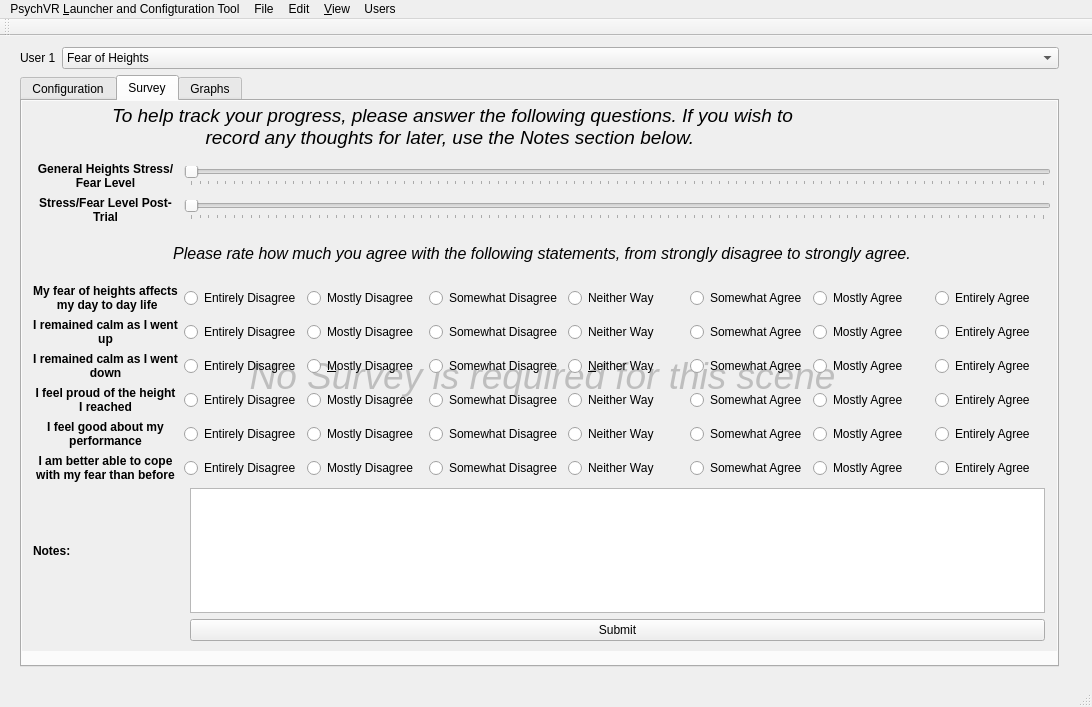
Before: the Qt Designer form Qt/PsychVRLauncher/mainwindow.ui in emomper23/PsychVR, drawn with Qt 5.
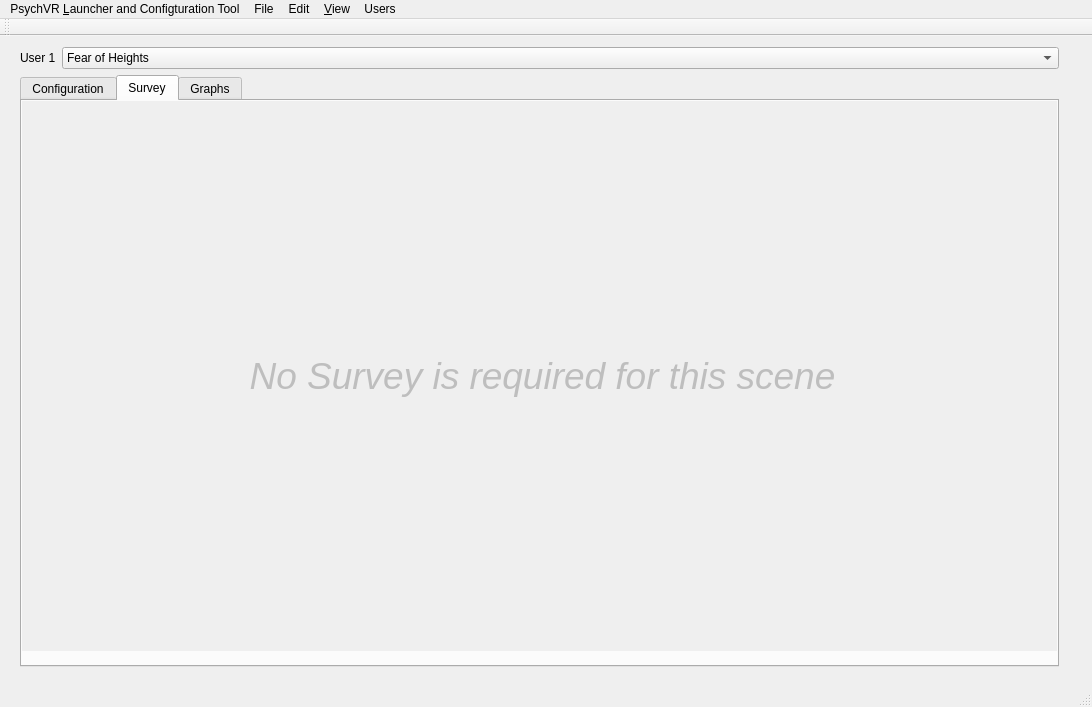
After: the same form once the commit is applied. The open tabs and pages were chosen to show the change. Custom widgets are drawn as their Qt base class.

Commit message: index error

Diff of the .ui file:
```diff
--- a/Qt/PsychVRLauncher/mainwindow.ui
+++ b/Qt/PsychVRLauncher/mainwindow.ui
@@ -78,7 +78,7 @@
         </sizepolicy>
        </property>
        <property name="currentIndex">
-        <number>2</number>
+        <number>1</number>
        </property>
        <widget class="QWidget" name="tab">
         <property name="sizePolicy">
@@ -660,10 +660,94 @@
           </rect>
          </property>
          <layout class="QGridLayout" name="gridLayout_3">
-          <item row="11" column="2">
-           <widget class="QPushButton" name="submit_button">
+          <item row="10" column="0">
+           <widget class="QLabel" name="genLabel">
+            <property name="font">
+             <font>
+              <weight>75</weight>
+              <bold>true</bold>
+             </font>
+            </property>
             <property name="text">
-             <string>Submit</string>
+             <string>General Heights Stress/Fear Level</string>
+            </property>
+            <property name="alignment">
+             <set>Qt::AlignCenter</set>
+            </property>
+            <property name="wordWrap">
+             <bool>true</bool>
+            </property>
+           </widget>
+          </item>
+          <item row="11" column="0">
+           <widget class="QLabel" name="label_19">
+            <property name="font">
+             <font>
+              <weight>75</weight>
+              <bold>true</bold>
+             </font>
+            </property>
+            <property name="text">
+             <string>Stress/Fear Level Post- Trial</string>
+            </property>
+            <property name="alignment">
+             <set>Qt::AlignCenter</set>
+            </property>
+            <property name="wordWrap">
+             <bool>true</bool>
+            </property>
+           </widget>
+          </item>
+          <item row="10" column="1" colspan="2">
+           <widget class="QSlider" name="stress_slider">
+            <property name="maximum">
+             <number>100</number>
+            </property>
+            <property name="tracking">
+             <bool>false</bool>
+            </property>
+            <property name="orientation">
+             <enum>Qt::Horizontal</enum>
+            </property>
+            <property name="invertedAppearance">
+             <bool>false</bool>
+            </property>
+            <property name="invertedControls">
+             <bool>false</bool>
+            </property>
+            <property name="tickPosition">
+             <enum>QSlider::TicksBelow</enum>
+            </property>
+            <property name="tickInterval">
+             <number>1</number>
+            </property>
+           </widget>
+          </item>
+          <item row="12" column="2">
+           <widget class="QTextEdit" name="textEdit">
+            <property name="maximumSize">
+             <size>
+              <width>16777215</width>
+              <height>125</height>
+             </size>
+            </property>
+           </widget>
+          </item>
+          <item row="13" column="0">
+           <widget class="QLabel" name="errorLabel">
+            <property name="font">
+             <font>
+              <pointsize>10</pointsize>
+              <weight>75</weight>
+              <italic>true</italic>
+              <bold>true</bold>
+             </font>
+            </property>
+            <property name="text">
+             <string/>
+            </property>
+            <property name="wordWrap">
+             <bool>true</bool>
             </property>
            </widget>
           </item>
@@ -1023,6 +1107,25 @@
             </property>
            </widget>
           </item>
+          <item row="6" column="0">
+           <widget class="QLabel" name="quest3">
+            <property name="font">
+             <font>
+              <weight>75</weight>
+              <bold>true</bold>
+             </font>
+            </property>
+            <property name="text">
+             <string>I remained calm as I went down</string>
+            </property>
+            <property name="alignment">
+             <set>Qt::AlignCenter</set>
+            </property>
+            <property name="wordWrap">
+             <bool>true</bool>
+            </property>
+           </widget>
+          </item>
           <item row="4" column="0">
            <widget class="QLabel" name="quest1">
             <property name="font">
@@ -1043,8 +1146,8 @@
             </property>
            </widget>
           </item>
-          <item row="6" column="0">
-           <widget class="QLabel" name="quest3">
+          <item row="9" column="0">
+           <widget class="QLabel" name="quest6">
             <property name="font">
              <font>
               <weight>75</weight>
@@ -1052,7 +1155,8 @@
              </font>
             </property>
             <property name="text">
-             <string>I remained calm as I went down</string>
+             <string>I am better able to cope
+with my fear than before</string>
             </property>
             <property name="alignment">
              <set>Qt::AlignCenter</set>
@@ -1136,26 +1240,6 @@
             </item>
            </layout>
           </item>
-          <item row="9" column="0">
-           <widget class="QLabel" name="quest6">
-            <property name="font">
-             <font>
-              <weight>75</weight>
-              <bold>true</bold>
-             </font>
-            </property>
-            <property name="text">
-             <string>I am better able to cope
-with my fear than before</string>
-            </property>
-            <property name="alignment">
-             <set>Qt::AlignCenter</set>
-            </property>
-            <property name="wordWrap">
-             <bool>true</bool>
-            </property>
-           </widget>
-          </item>
           <item row="2" column="0" rowspan="2" colspan="4">
            <widget class="QLabel" name="label_5">
             <property name="text">
@@ -1163,6 +1247,22 @@
             </property>
            </widget>
           </item>
+          <item row="12" column="0">
+           <widget class="QLabel" name="label_10">
+            <property name="font">
+             <font>
+              <weight>75</weight>
+              <bold>true</bold>
+             </font>
+            </property>
+            <property name="text">
+             <string>Notes: </string>
+            </property>
+            <property name="wordWrap">
+             <bool>true</bool>
+            </property>
+           </widget>
+          </item>
           <item row="4" column="1" colspan="3">
            <layout class="QHBoxLayout" name="horizontalLayout_2">
             <item>
@@ -1237,79 +1337,7 @@
             </item>
            </layout>
           </item>
-          <item row="10" column="0">
-           <widget class="QLabel" name="label_10">
-            <property name="font">
-             <font>
-              <weight>75</weight>
-              <bold>true</bold>
-             </font>
-            </property>
-            <property name="text">
-             <string>Notes: </string>
-            </property>
-            <property name="wordWrap">
-             <bool>true</bool>
-            </property>
-           </widget>
-          </item>
-          <item row="0" column="0">
-           <widget class="QLabel" name="label_3">
-            <property name="font">
-             <font>
-              <weight>75</weight>
-              <bold>true</bold>
-             </font>
-            </property>
-            <property name="text">
-             <string>General Heights Stress/Fear Level</string>
-            </property>
-            <property name="alignment">
-             <set>Qt::AlignCenter</set>
-            </property>
-            <property name="wordWrap">
-             <bool>true</bool>
-            </property>
-           </widget>
-          </item>
-          <item row="1" column="0">
-           <widget class="QLabel" name="label_19">
-            <property name="font">
-             <font>
-              <weight>75</weight>
-              <bold>true</bold>
-             </font>
-            </property>
-            <property name="text">
-             <string>Stress/Fear Level Post- Trial</string>
-            </property>
-            <property name="alignment">
-             <set>Qt::AlignCenter</set>
-            </property>
-            <property name="wordWrap">
-             <bool>true</bool>
-            </property>
-           </widget>
-          </item>
-          <item row="11" column="0">
-           <widget class="QLabel" name="errorLabel">
-            <property name="font">
-             <font>
-              <pointsize>10</pointsize>
-              <weight>75</weight>
-              <italic>true</italic>
-              <bold>true</bold>
-             </font>
-            </property>
-            <property name="text">
-             <string/>
-            </property>
-            <property name="wordWrap">
-             <bool>true</bool>
-            </property>
-           </widget>
-          </item>
-          <item row="1" column="1" colspan="3">
+          <item row="11" column="1" colspan="2">
            <widget class="QSlider" name="anxiety_slider">
             <property name="maximum">
              <number>100</number>
@@ -1331,38 +1359,10 @@
             </property>
            </widget>
           </item>
-          <item row="0" column="1" colspan="3">
-           <widget class="QSlider" name="stress_slider">
-            <property name="maximum">
-             <number>100</number>
-            </property>
-            <property name="tracking">
-             <bool>false</bool>
-            </property>
-            <property name="orientation">
-             <enum>Qt::Horizontal</enum>
-            </property>
-            <property name="invertedAppearance">
-             <bool>false</bool>
-            </property>
-            <property name="invertedControls">
-             <bool>false</bool>
-            </property>
-            <property name="tickPosition">
-             <enum>QSlider::TicksBelow</enum>
-            </property>
-            <property name="tickInterval">
-             <number>1</number>
-            </property>
-           </widget>
-          </item>
-          <item row="10" column="2">
-           <widget class="QTextEdit" name="textEdit">
-            <property name="maximumSize">
-             <size>
-              <width>16777215</width>
-              <height>125</height>
-             </size>
+          <item row="13" column="1" colspan="2">
+           <widget class="QPushButton" name="submit_button">
+            <property name="text">
+             <string>Submit</string>
             </property>
            </widget>
           </item>
@@ -1415,9 +1415,6 @@
           <set>Qt::AlignCenter</set>
          </property>
         </widget>
-        <zorder>coverlabel</zorder>
-        <zorder>gridLayoutWidget_3</zorder>
-        <zorder>label_4</zorder>
        </widget>
        <widget class="QWidget" name="tab_4">
         <attribute name="title">
```
Left out of the diff: 6 changed lines with no effect on the pictures. The commit also changes 1 other file.
